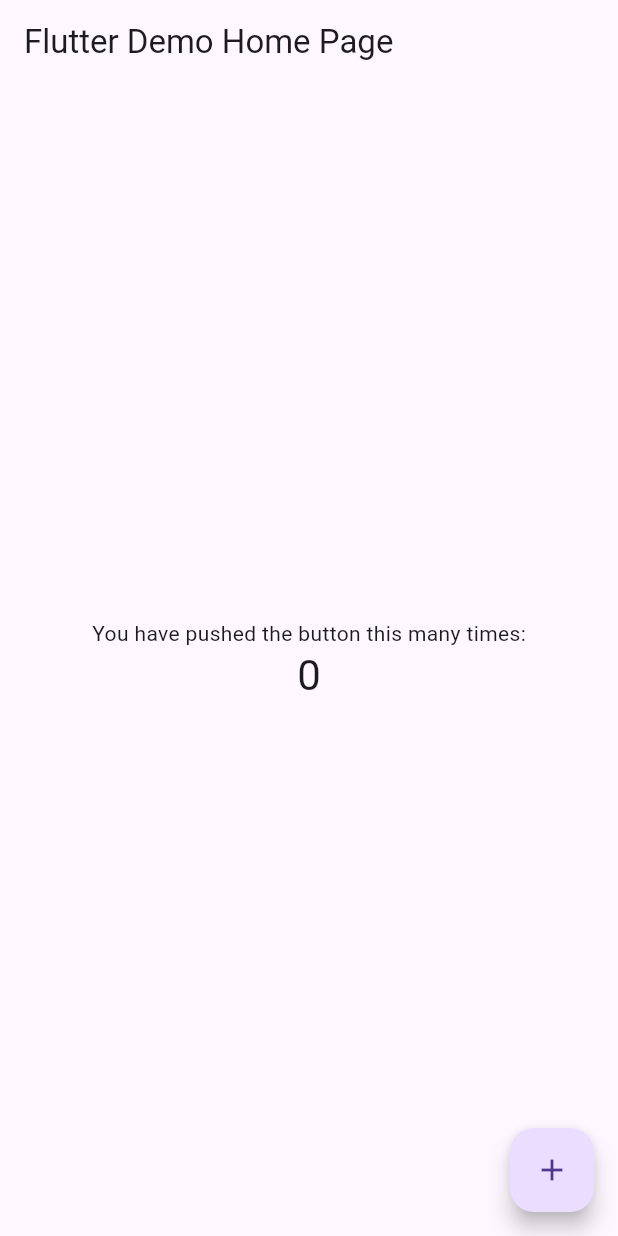
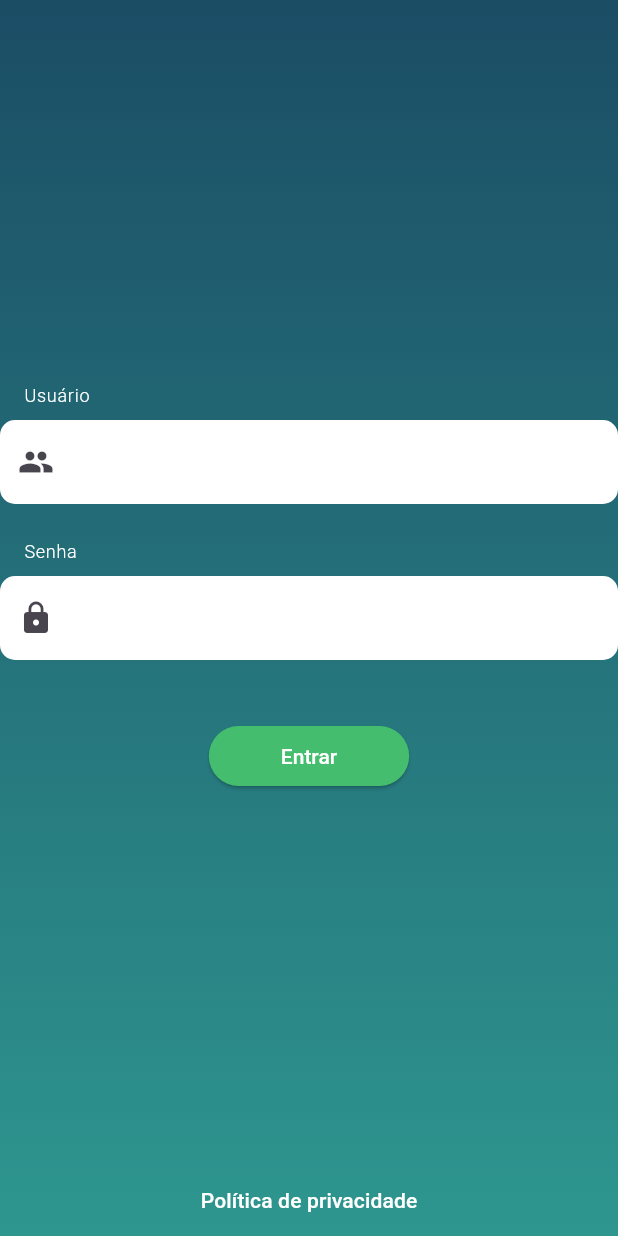
Before and after one commit to sittaman/teste_flutter_target, a Flutter app: the screen it shows after launch, on a phone screen of 412 x 824 dp. Run offline on Flutter 3.47's test engine with Material 3 defaults, Android fonts, the phone set to English and light mode, and no system bars; our stand-ins replace dio, get_it, shared_preferences.

Commit message:
first screen

```diff
--- /dev/null
+++ b/lib/core/ds/base_scaffold.dart
@@ -0,0 +1,47 @@
+import 'package:flutter/material.dart';
+
+class BaseScaffold extends StatelessWidget {
+  const BaseScaffold({super.key, required this.child});
+
+  final Widget child;
+
+  @override
+  Widget build(BuildContext context) {
+    return Scaffold(
+      body: SafeArea(
+        child: CustomScrollView(
+          slivers: [
+            SliverFillRemaining(
+              child: Container(
+                decoration: const BoxDecoration(
+                  gradient: LinearGradient(
+                    begin: Alignment.topCenter,
+                    end: Alignment.bottomCenter,
+                    colors: [
+                      Color(0xFF1b4d65),
+                      Color(0xFF2e968f),
+                    ],
+                  ),
+                ),
+                child: child,
+              ),
+            ),
+          ],
+        ),
+      ),
+      /*child: Container(
+          decoration: const BoxDecoration(
+            gradient: LinearGradient(
+              begin: Alignment.topCenter,
+              end: Alignment.bottomCenter,
+              colors: [
+                Color(0xFF1b4d65),
+                Color(0xFF2e968f),
+              ],
+            ),
+          ),
+          child: child,
+        ),*/
+    );
+  }
+}
--- /dev/null
+++ b/lib/core/ds/inline_label.dart
@@ -0,0 +1,18 @@
+import 'package:flutter/material.dart';
+
+class InlineLabel extends StatelessWidget {
+  const InlineLabel({super.key, required this.text});
+
+  final String text;
+
+  @override
+  Widget build(BuildContext context) {
+    return Padding(
+      padding: const EdgeInsets.symmetric(vertical: 8.0, horizontal: 16.0),
+      child: Text(
+        text,
+        style: Theme.of(context).textTheme.labelMedium,
+      ),
+    );
+  }
+}
--- a/lib/main.dart
+++ b/lib/main.dart
@@ -1,20 +1,55 @@
 import 'package:flutter/material.dart';
+import 'package:teste_flutter_target/presentation/login/login_view.dart';
+import 'package:teste_flutter_target/service_locator.dart' as sl;
 
-void main() {
-  runApp(const MyApp());
+void main() async {
+  WidgetsFlutterBinding.ensureInitialized();
+
+  await sl.init();
+
+  runApp(const FlutterTarget());
 }
 
-class MyApp extends StatelessWidget {
-  const MyApp({super.key});
+class FlutterTarget extends StatelessWidget {
+  const FlutterTarget({super.key});
 
   @override
   Widget build(BuildContext context) {
     return MaterialApp(
-      title: 'Flutter Demo',
+      debugShowCheckedModeBanner: false,
+      title: 'Target Admission Test',
       theme: ThemeData(
-        primarySwatch: Colors.blue,
+        useMaterial3: true,
+        inputDecorationTheme: const InputDecorationTheme(
+          filled: true,
+          fillColor: Colors.white,
+          border: OutlineInputBorder(
+            borderSide: BorderSide.none,
+            borderRadius: BorderRadius.all(Radius.circular(10.0)),
+          ),
+        ),
+        textTheme: const TextTheme(
+          labelMedium: TextStyle(
+            color: Colors.white,
+            fontWeight: FontWeight.w300,
+          ),
+        ),
+        elevatedButtonTheme: const ElevatedButtonThemeData(
+          style: ButtonStyle(
+            textStyle: MaterialStatePropertyAll(
+              TextStyle(
+                fontWeight: FontWeight.w500,
+              ),
+            ),
+            backgroundColor: MaterialStatePropertyAll(Color(0xFF44bd6e)),
+            foregroundColor: MaterialStatePropertyAll(Colors.white),
+            padding: MaterialStatePropertyAll(
+              EdgeInsets.symmetric(horizontal: 48.0, vertical: 12.0),
+            ),
+          ),
+        ),
       ),
-      home: const MyHomePage(title: 'Flutter Demo Home Page'),
+      home: LoginView(),
     );
   }
 }
@@ -40,9 +75,6 @@ class _MyHomePageState extends State<MyHomePage> {
   @override
   Widget build(BuildContext context) {
     return Scaffold(
-      appBar: AppBar(
-        title: Text(widget.title),
-      ),
       body: Center(
         child: Column(
           mainAxisAlignment: MainAxisAlignment.center,
--- /dev/null
+++ b/lib/presentation/login/login_form.dart
@@ -0,0 +1,49 @@
+import 'package:flutter/material.dart';
+import 'package:teste_flutter_target/core/ds/inline_label.dart';
+
+class LoginForm extends StatelessWidget {
+  LoginForm({super.key});
+
+  final _formKey = GlobalKey<FormState>();
+
+  final TextEditingController _usernameController = TextEditingController();
+  final TextEditingController _passwordController = TextEditingController();
+
+  @override
+  Widget build(BuildContext context) {
+    return Form(
+      key: _formKey,
+      child: Column(
+        mainAxisAlignment: MainAxisAlignment.center,
+        crossAxisAlignment: CrossAxisAlignment.start,
+        children: [
+          const InlineLabel(text: 'Usuário'),
+          TextFormField(
+            controller: _usernameController,
+            decoration: const InputDecoration(prefixIcon: Icon(Icons.people)),
+          ),
+          const SizedBox(
+            height: 16.0,
+          ),
+          const InlineLabel(text: 'Senha'),
+          TextFormField(
+            controller: _passwordController,
+            decoration: const InputDecoration(prefixIcon: Icon(Icons.lock)),
+          ),
+          const SizedBox(
+            height: 40.0,
+          ),
+          Row(
+            mainAxisAlignment: MainAxisAlignment.center,
+            children: [
+              ElevatedButton(
+                onPressed: () {},
+                child: const Text('Entrar'),
+              ),
+            ],
+          ),
+        ],
+      ),
+    );
+  }
+}
--- /dev/null
+++ b/lib/presentation/login/login_view.dart
@@ -0,0 +1,28 @@
+import 'package:flutter/material.dart';
+import 'package:teste_flutter_target/core/ds/base_scaffold.dart';
+import 'package:teste_flutter_target/presentation/login/login_form.dart';
+import 'package:url_launcher/url_launcher.dart';
+
+class LoginView extends StatelessWidget {
+  const LoginView({super.key});
+
+  @override
+  Widget build(BuildContext context) {
+    return BaseScaffold(
+      child: Column(
+        children: [
+          const Spacer(),
+          LoginForm(),
+          const Spacer(),
+          TextButton(
+            style: TextButton.styleFrom(foregroundColor: Colors.white),
+            onPressed: () async {
+              await launchUrl(Uri.parse('https://www.google.com.br'));
+            },
+            child: const Text('Política de privacidade'),
+          ),
+        ],
+      ),
+    );
+  }
+}
--- a/pubspec.yaml
+++ b/pubspec.yaml
@@ -16,6 +16,9 @@ dependencies:
   mobx: ^2.2.1
   get_it: ^7.6.4
   shared_preferences: ^2.2.2
+  url_launcher: ^6.2.1
+  flutter_mobx: ^2.2.0
+  mobx_codegen: ^2.4.0
 
 dev_dependencies:
   flutter_test:
```
Also changed, not shown: pubspec.lock, 1 other file.
